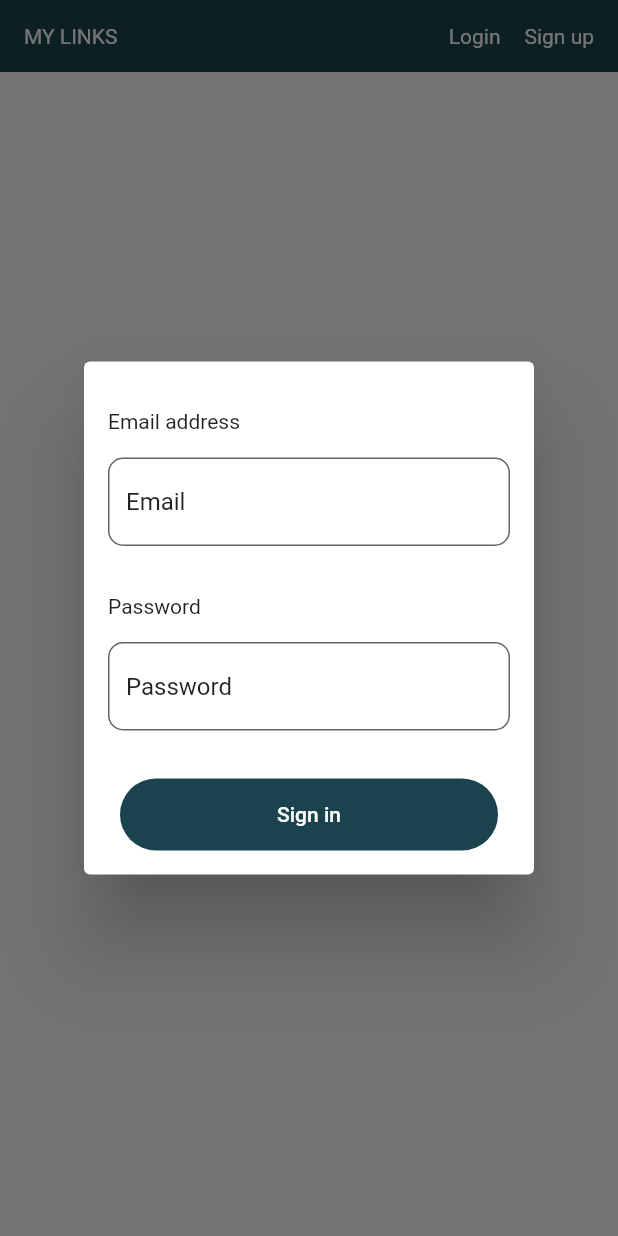
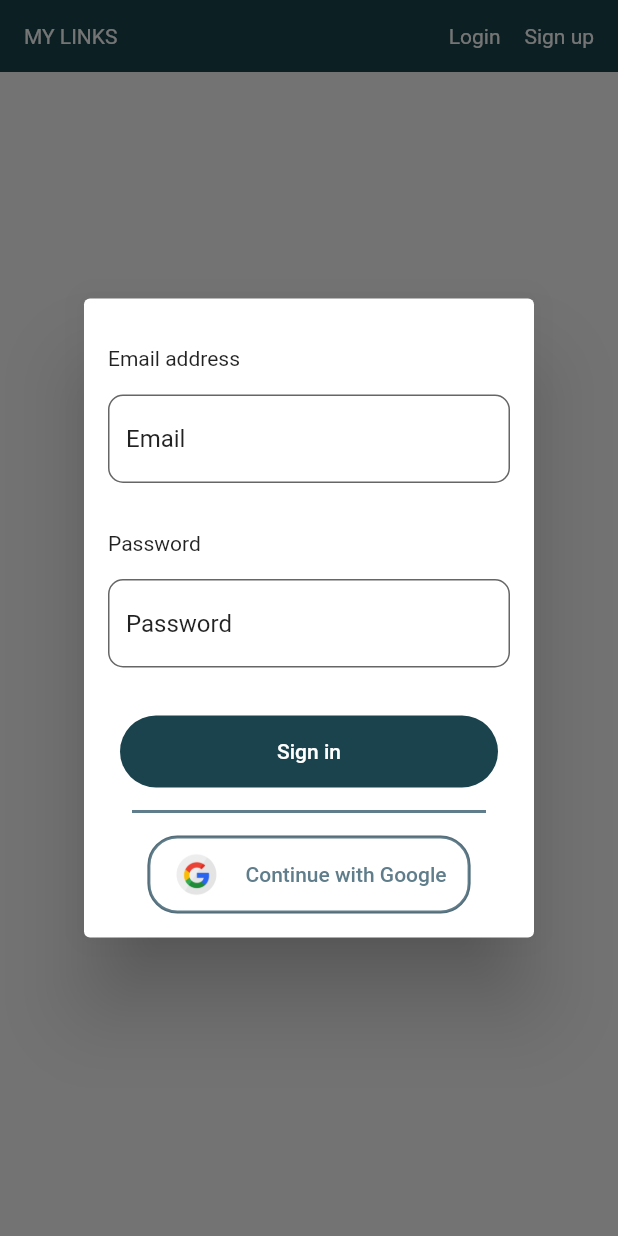
Before and after one commit to valentinavolgina2/links_app, a Flutter app: the screen it shows after launch, after a tap on "Login", on a phone screen of 412 x 824 dp. Run offline on Flutter 3.47's test engine with Material 2 defaults, Android fonts, the phone set to English and light mode, and no system bars; our stand-ins replace firebase_auth, firebase_core, firebase_database, google_sign_in, shared_preferences; accounts and stored records are empty; statements that could not run were skipped.

Commit message:
Added google sign in

```diff
--- a/lib/styles/size.dart
+++ b/lib/styles/size.dart
@@ -13,4 +13,7 @@ class AppSizes {
 
   static double dialogMaxWidth = 300.0;
   static double listMaxWidth = 600.0;
+
+  static double googleButtonRadius = 20.0;
+  static double googleBorderWidth = 2;
 }
--- /dev/null
+++ b/lib/widgets/user/google.dart
@@ -0,0 +1,92 @@
+import 'package:flutter/material.dart';
+import 'package:links_app/styles/color.dart';
+import 'package:links_app/styles/size.dart';
+
+import '../../connection/authentication.dart';
+import '../../main.dart';
+
+class GoogleButton
+ extends StatefulWidget {
+  const GoogleButton({super.key});
+
+  @override
+  State<GoogleButton> createState() => _GoogleButtonState();
+}
+
+class _GoogleButtonState extends State<GoogleButton> {
+  bool _isProcessing = false;
+
+  @override
+  Widget build(BuildContext context) {
+    return DecoratedBox(
+      decoration: ShapeDecoration(
+        shape: RoundedRectangleBorder(
+          borderRadius: BorderRadius.circular(AppSizes.googleButtonRadius),
+          side: BorderSide(color: AppColors.secondaryColor, width: AppSizes.googleBorderWidth),
+        ),
+        color: AppColors.whiteText,
+      ),
+      child: OutlinedButton(
+        style: OutlinedButton.styleFrom(
+          foregroundColor: AppColors.secondaryColor,
+          shape: RoundedRectangleBorder(
+            borderRadius: BorderRadius.circular(AppSizes.googleButtonRadius),
+            side: BorderSide(color: AppColors.secondaryColor, width: AppSizes.googleBorderWidth),
+          ),
+          elevation: 0,
+        ),
+        onPressed: () async {
+          setState(() {
+            _isProcessing = true;
+          });
+          await signInWithGoogle().then((result) {
+            debugPrint(result.toString());
+            if (result != null) {
+              Navigator.of(context).pop();
+              Navigator.of(context).pushReplacement(
+                MaterialPageRoute(
+                  fullscreenDialog: true,
+                  builder: (context) => const MyHomePage(),
+                ),
+              );
+            }
+          }).catchError((error) {
+            debugPrint('Registration Error: $error');
+          });
+          setState(() {
+            _isProcessing = false;
+          });
+        },
+        child: Padding(
+          padding: const EdgeInsets.fromLTRB(0, 10, 0, 10),
+          child: _isProcessing
+              ? CircularProgressIndicator(
+                  valueColor: AlwaysStoppedAnimation<Color>(
+                    AppColors.secondaryColor,
+                  ),
+                )
+              : Row(
+                  mainAxisSize: MainAxisSize.min,
+                  mainAxisAlignment: MainAxisAlignment.center,
+                  children: <Widget>[
+                    Image(
+                      image: const AssetImage("assets/images/google_logo.png"),
+                      height: AppSizes.large,
+                    ),
+                    Padding(
+                      padding: EdgeInsets.only(left: AppSizes.medium),
+                      child: Text(
+                        'Continue with Google',
+                        style: TextStyle(
+                          //fontSize: AppSizes.textSmall,
+                          color: AppColors.secondaryColor,
+                        ),
+                      ),
+                    )
+                  ],
+                ),
+        ),
+      ),
+    );
+  }
+}
--- a/lib/widgets/user/login.dart
+++ b/lib/widgets/user/login.dart
@@ -5,6 +5,7 @@ import '../../connection/authentication.dart';
 import '../../styles/size.dart';
 import '../forms/helper.dart';
 import '../message.dart';
+import 'google.dart';
 
 class SigninDialog extends StatefulWidget {
   const SigninDialog({super.key});
@@ -137,7 +138,14 @@ class _SigninDialogState extends State<SigninDialog> {
                     ),
                   ],
                 ),
-                //Center(child: GoogleButton()),
+                Divider(
+                  height: AppSizes.large,
+                  thickness: AppSizes.googleBorderWidth,
+                  indent: AppSizes.medium,
+                  endIndent: AppSizes.medium,
+                  color: AppColors.secondaryColor,
+                ),
+                const Center(child: GoogleButton()),
               ],
             ),
           ),
--- a/pubspec.yaml
+++ b/pubspec.yaml
@@ -20,6 +20,7 @@ dependencies:
   firebase_core: ^2.10.0
   firebase_auth: ^4.5.0
   shared_preferences: ^2.1.1
+  google_sign_in: ^6.1.0
 
 dev_dependencies:
   flutter_test:
@@ -29,3 +30,5 @@ dev_dependencies:
 
 flutter:
   uses-material-design: true
+  assets:
+    - assets/images/
```
Also changed, not shown: lib/connection/authentication.dart (+51 -0 lines), assets/images/google_logo.png (added).
